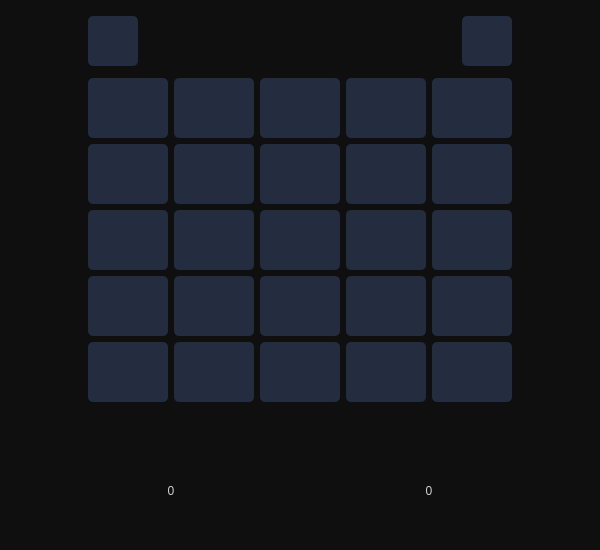
The window that forms/5x5Game.ui (SayedReda1/TicTacToeGames) describes before a commit, drawn with Qt 5.
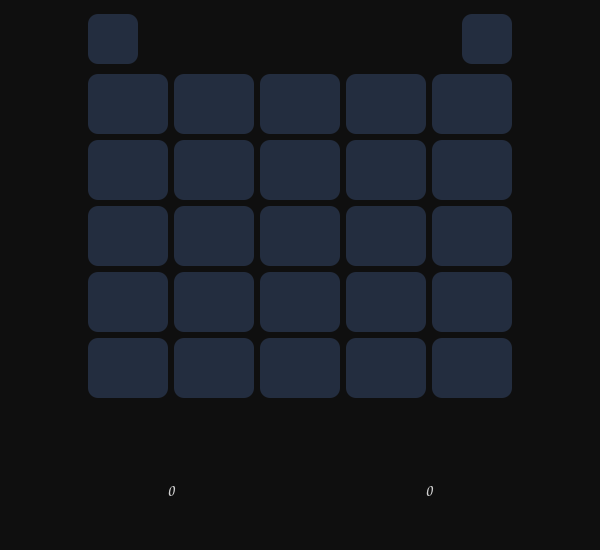
The same window after the commit. Icons and pictures are not drawn.

What changed in the file:
```diff
--- a/forms/5x5Game.ui
+++ b/forms/5x5Game.ui
@@ -22,8 +22,7 @@
 }
 QPushButton {
 	color: rgb(185, 185, 185);
-	border-radius: 5px;
-	
+	border-radius: 10px;
 	background-color: #232D3F;
 }
 
@@ -33,7 +32,6 @@
 
 QLabel {
 	color: rgb(209, 209, 209);
-	font: 12pt &quot;Comic Sans MS&quot;;
 }</string>
   </property>
   <layout class="QGridLayout" name="gridLayout_2" rowstretch="3,0,0,0,0,0,0,0,0,0,2">
@@ -126,6 +124,12 @@
    </item>
    <item row="9" column="1" colspan="2">
     <widget class="QLabel" name="player1Score">
+     <property name="font">
+      <font>
+       <family>Comic Sans MS</family>
+       <pointsize>12</pointsize>
+      </font>
+     </property>
      <property name="text">
       <string>0</string>
      </property>
@@ -356,7 +360,7 @@
        <family>Comic Sans MS</family>
        <pointsize>12</pointsize>
        <italic>false</italic>
-       <bold>false</bold>
+       <bold>true</bold>
       </font>
      </property>
      <property name="text">
@@ -670,7 +674,7 @@
        <family>Comic Sans MS</family>
        <pointsize>12</pointsize>
        <italic>false</italic>
-       <bold>false</bold>
+       <bold>true</bold>
       </font>
      </property>
      <property name="styleSheet">
@@ -876,6 +880,12 @@
    </item>
    <item row="9" column="4" colspan="2">
     <widget class="QLabel" name="player2Score">
+     <property name="font">
+      <font>
+       <family>Comic Sans MS</family>
+       <pointsize>12</pointsize>
+      </font>
+     </property>
      <property name="text">
       <string>0</string>
      </property>
```
